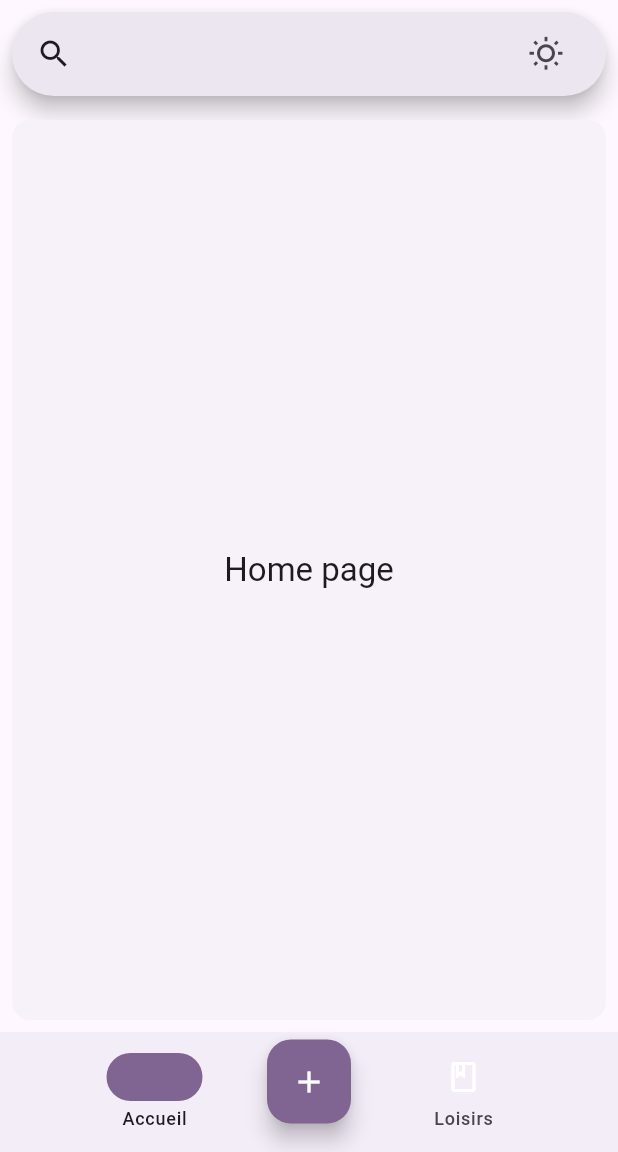
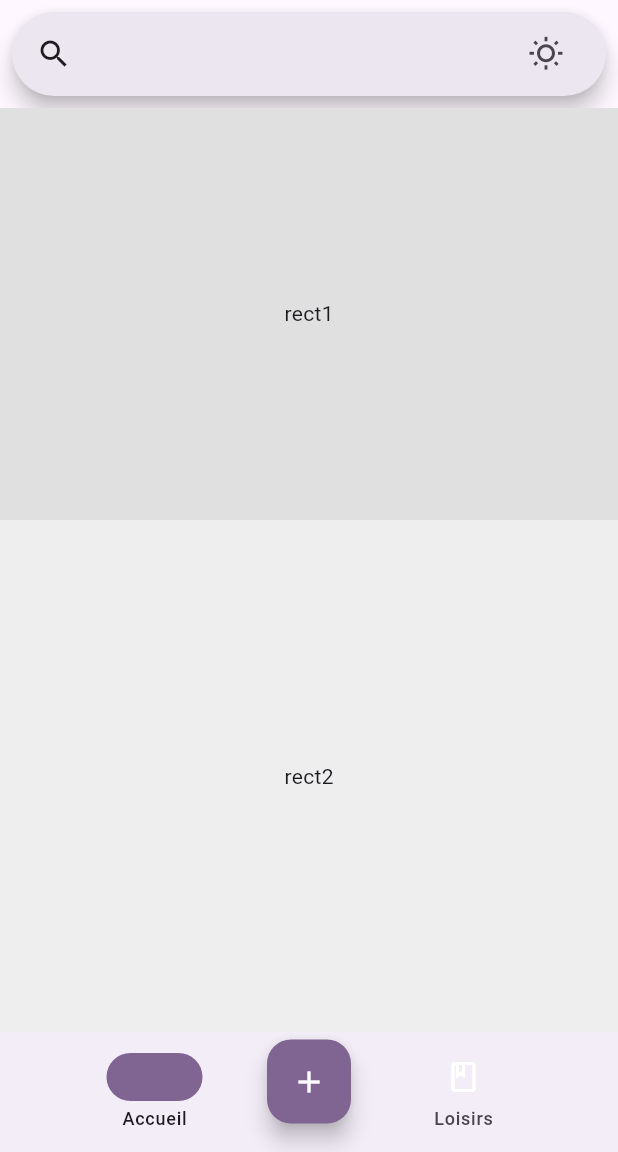
Before and after one commit to KiddMiguel/CultureVibe, a Flutter app: the screen it shows after launch, on a phone screen of 412 x 824 dp, the part 84-1236 px from its top. Run offline on Flutter 3.47's test engine with Material 3 defaults, Android fonts, the phone set to English and light mode, and no system bars.

Commit message:
retour erreurs

```diff
--- a/app/lib/screens/home_page.dart
+++ b/app/lib/screens/home_page.dart
@@ -29,19 +29,43 @@ class _HomePageState extends State<HomePage> {
         /// Home page
         Column(
           children: [
-            SearchBarWidget(), // Add the SearchBar widget here
+            // La barre de recherche en haut
+            const SearchBarWidget(),
+
+            // Contenu de la page d'accueil
             Expanded(
-              child: Card(
-                shadowColor: Colors.transparent,
-                margin: const EdgeInsets.all(8.0),
-                child: SizedBox.expand(
-                  child: Center(
-                    child: Text(
-                      'Home page',
-                      style: theme.textTheme.titleLarge,
+              child: Column(
+                children: [
+                  // `rect1` occupe 1/3 de l'espace vertical
+                  Container(
+                    color: Colors.grey[300], // Couleur de fond de rect1
+                    height: MediaQuery.of(context).size.height /
+                        3, // Hauteur de 1/3 de l'espace disponible
+                    child: Center(
+                      child: Text(
+                        'rect1',
+                      ),
                     ),
                   ),
-                ),
+
+                  // `rect2` occupe 2/3 de l'espace vertical
+                  Expanded(
+                    child: Container(
+                      color: Colors.grey[200], // Couleur de fond de rect2
+                      child: Center(
+                        child: Column(
+                          mainAxisAlignment: MainAxisAlignment.center,
+                          children: [
+                            Text(
+                              'rect2',
+                            ),
+                            // Ajoutez d'autres widgets ici si nécessaire
+                          ],
+                        ),
+                      ),
+                    ),
+                  ),
+                ],
               ),
             ),
           ],
```
